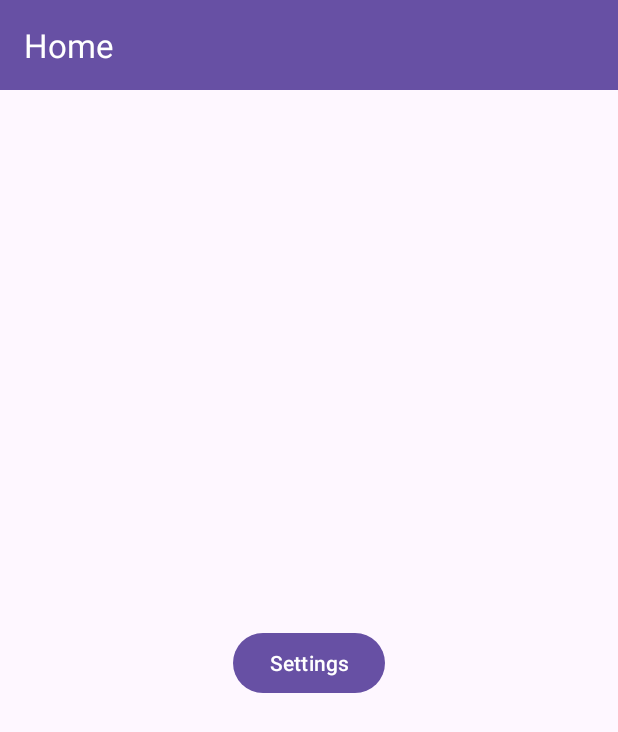
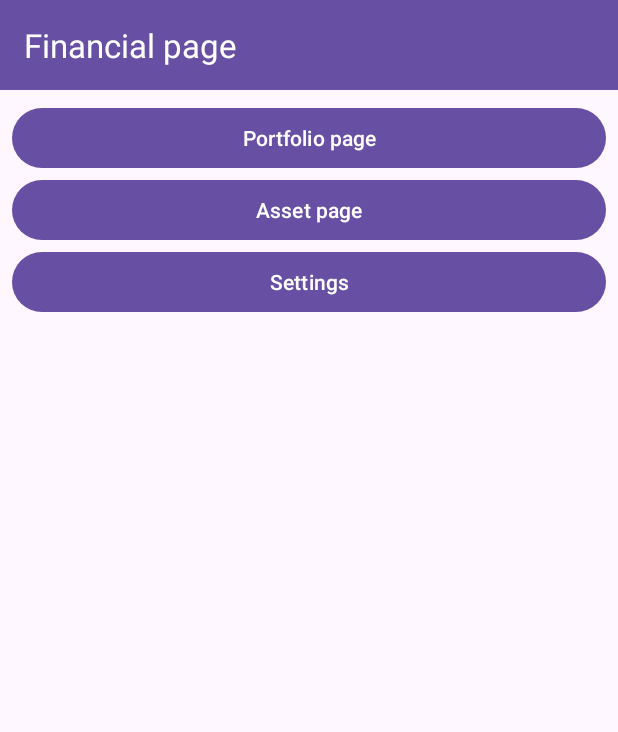
Before and after one commit to UdovikArtem/FinPortfolio, an Android app: the screen it shows after launch (MainActivity), on a phone screen of 412 x 824 dp. Shown: the top 732 px of the screen. Run offline under Robolectric (Android 15) with nearby library versions, the phone set to English and light mode, and no system bars; our stand-ins replace navigation-ui.

Commit message:
After cherry-pick

```diff
--- a/app/src/main/java/com/example/finportfolio/MainActivity.kt
+++ b/app/src/main/java/com/example/finportfolio/MainActivity.kt
@@ -7,7 +7,6 @@ import androidx.navigation.ui.setupActionBarWithNavController
 import com.example.finportfolio.databinding.ActivityMainBinding
 
 class MainActivity : AppCompatActivity() {
-
     private lateinit var binding: ActivityMainBinding
 
     override fun onCreate(savedInstanceState: Bundle?) {
@@ -18,16 +17,15 @@ class MainActivity : AppCompatActivity() {
         setSupportActionBar(binding.toolbar)
 
         val navHostFragment =
-            supportFragmentManager.findFragmentById(R.id.nav_host_fragment) as NavHostFragment
+            supportFragmentManager.findFragmentById(R.id.fragment_container) as NavHostFragment
         val navController = navHostFragment.navController
         setupActionBarWithNavController(navController)
     }
 
     override fun onSupportNavigateUp(): Boolean {
         val navHostFragment =
-            supportFragmentManager.findFragmentById(R.id.nav_host_fragment) as NavHostFragment
+            supportFragmentManager.findFragmentById(R.id.fragment_container) as NavHostFragment
         val navController = navHostFragment.navController
         return navController.navigateUp() || super.onSupportNavigateUp()
     }
-
 }
--- /dev/null
+++ b/app/src/main/java/com/example/finportfolio/entity/Asset.kt
@@ -0,0 +1,6 @@
+package com.example.finportfolio.entity
+
+data class Asset (
+    val id: Int,
+    val name: String,
+)
--- /dev/null
+++ b/app/src/main/java/com/example/finportfolio/fragments/main/MainFragment.kt
@@ -0,0 +1,41 @@
+package com.example.finportfolio.fragments.main
+
+import android.os.Bundle
+import android.view.LayoutInflater
+import android.view.View
+import android.view.ViewGroup
+import androidx.fragment.app.Fragment
+import androidx.navigation.fragment.findNavController
+import com.example.finportfolio.BaseFragment
+import com.example.finportfolio.R
+import com.example.finportfolio.databinding.FragmentMainBinding
+
+class MainFragment : BaseFragment<FragmentMainBinding>() {
+
+    override fun inflateViewBinding(
+        inflater: LayoutInflater,
+        container: ViewGroup?
+    ): FragmentMainBinding = FragmentMainBinding.inflate(inflater, container, false)
+
+    override fun onViewCreated(view: View, savedInstanceState: Bundle?) {
+        super.onViewCreated(view, savedInstanceState)
+
+        val actionPortfolio = MainFragmentDirections.actionMainFragmentToPortfolioFragment()
+        val actionAsset = MainFragmentDirections.actionMainFragmentToAssetFragment()
+        val actionSetting = MainFragmentDirections.actionMainFragmentToSettingFragment()
+
+        binding.apply {
+            buttonFragmentPortfolio.setOnClickListener {
+                findNavController().navigate(actionPortfolio)
+            }
+
+            buttonFragmentAsset.setOnClickListener {
+                findNavController().navigate(actionAsset)
+            }
+
+            buttonSettings.setOnClickListener{
+                findNavController().navigate(actionSetting)
+            }
+        }
+    }
+}
--- a/app/src/main/java/com/example/finportfolio/presentation/home/HomeFragment.kt
+++ /dev/null
@@ -1,27 +0,0 @@
-package com.example.finportfolio.presentation.home
-
-import android.os.Bundle
-import android.view.LayoutInflater
-import android.view.View
-import android.view.ViewGroup
-import androidx.navigation.fragment.findNavController
-import com.example.finportfolio.BaseFragment
-import com.example.finportfolio.databinding.FragmentHomeBinding
-
-class HomeFragment : BaseFragment<FragmentHomeBinding>() {
-
-    override fun inflateViewBinding(
-        inflater: LayoutInflater,
-        container: ViewGroup?
-    ): FragmentHomeBinding = FragmentHomeBinding.inflate(inflater, container, false)
-
-    override fun onViewCreated(view: View, savedInstanceState: Bundle?) {
-        super.onViewCreated(view, savedInstanceState)
-        val action = HomeFragmentDirections.actionHomeFragmentToSettingsFragment()
-        binding.apply {
-            buttonSettings.setOnClickListener {
-                findNavController().navigate(action)
-            }
-        }
-    }
-}
--- a/app/src/main/res/layout/activity_main.xml
+++ b/app/src/main/res/layout/activity_main.xml
@@ -1,23 +1,25 @@
+<?xml version="1.0" encoding="utf-8"?>
 <androidx.constraintlayout.widget.ConstraintLayout xmlns:android="http://schemas.android.com/apk/res/android"
     xmlns:app="http://schemas.android.com/apk/res-auto"
     xmlns:tools="http://schemas.android.com/tools"
+    android:id="@+id/main"
     android:layout_width="match_parent"
     android:layout_height="match_parent"
     tools:context=".MainActivity">
 
     <androidx.appcompat.widget.Toolbar
         android:id="@+id/toolbar"
+        app:titleTextColor="@color/white"
         android:layout_width="match_parent"
         android:layout_height="60dp"
         android:background="?attr/colorPrimary"
         android:elevation="4dp"
         app:layout_constraintEnd_toEndOf="parent"
         app:layout_constraintStart_toStartOf="parent"
-        app:layout_constraintTop_toTopOf="parent"
-        app:titleTextColor="@color/white" />
+        app:layout_constraintTop_toTopOf="parent" />
 
     <androidx.fragment.app.FragmentContainerView
-        android:id="@+id/nav_host_fragment"
+        android:id="@+id/fragment_container"
         android:name="androidx.navigation.fragment.NavHostFragment"
         android:layout_width="0dp"
         android:layout_height="0dp"
--- a/app/src/main/res/layout/fragment_home.xml
+++ /dev/null
@@ -1,17 +0,0 @@
-<?xml version="1.0" encoding="utf-8"?>
-<LinearLayout xmlns:android="http://schemas.android.com/apk/res/android"
-    xmlns:tools="http://schemas.android.com/tools"
-    android:id="@+id/home_fragment"
-    android:layout_width="match_parent"
-    android:layout_height="match_parent"
-    android:gravity="center"
-    android:orientation="vertical"
-    tools:context=".presentation.home.HomeFragment">
-
-    <Button
-        android:id="@+id/button_settings"
-        android:layout_width="wrap_content"
-        android:layout_height="wrap_content"
-        android:text="@string/settings" />
-
-</LinearLayout>
--- /dev/null
+++ b/app/src/main/res/layout/fragment_main.xml
@@ -0,0 +1,29 @@
+<?xml version="1.0" encoding="utf-8"?>
+<LinearLayout xmlns:android="http://schemas.android.com/apk/res/android"
+    xmlns:tools="http://schemas.android.com/tools"
+    android:id="@+id/main"
+    android:layout_width="match_parent"
+    android:layout_height="match_parent"
+    android:orientation="vertical"
+    android:padding="8dp"
+    tools:context=".fragments.main.MainFragment">
+
+    <Button
+        android:id="@+id/buttonFragmentPortfolio"
+        android:layout_width="match_parent"
+        android:layout_height="wrap_content"
+        android:text="@string/portfolio_page" />
+
+    <Button
+        android:id="@+id/buttonFragmentAsset"
+        android:layout_width="match_parent"
+        android:layout_height="wrap_content"
+        android:text="@string/assets_page" />
+
+    <Button
+        android:id="@+id/button_settings"
+        android:layout_width="match_parent"
+        android:layout_height="wrap_content"
+        android:text="@string/settings" />
+
+</LinearLayout>
--- a/app/src/main/res/navigation/navigation.xml
+++ b/app/src/main/res/navigation/navigation.xml
@@ -3,22 +3,36 @@
     xmlns:app="http://schemas.android.com/apk/res-auto"
     xmlns:tools="http://schemas.android.com/tools"
     android:id="@+id/navigation"
-    app:startDestination="@id/home_fragment">
+    app:startDestination="@id/mainFragment">
 
     <fragment
-        android:id="@+id/home_fragment"
-        android:name="com.example.finportfolio.presentation.home.HomeFragment"
-        android:label="Home"
-        tools:layout="@layout/fragment_home">
+        android:id="@+id/mainFragment"
+        android:name="com.example.finportfolio.fragments.main.MainFragment"
+        android:label="@string/financial_portfolio"
+        tools:layout="@layout/fragment_main" >
         <action
-            android:id="@+id/action_homeFragment_to_settingsFragment"
-            app:destination="@id/settings_fragment" />
+            android:id="@+id/action_mainFragment_to_portfolioFragment"
+            app:destination="@id/portfolioFragment" />
+        <action
+            android:id="@+id/action_mainFragment_to_assetFragment"
+            app:destination="@id/assetFragment" />
+        <action
+            android:id="@+id/action_mainFragment_to_settingFragment"
+            app:destination="@id/settingFragment" />
     </fragment>
-
     <fragment
-        android:id="@+id/settings_fragment"
+        android:id="@+id/portfolioFragment"
+        android:name="com.example.finportfolio.fragments.portfolio.PortfolioFragment"
+        android:label="@string/portfolio_page"
+        tools:layout="@layout/fragment_portfolio" />
+    <fragment
+        android:id="@+id/assetFragment"
+        android:name="com.example.finportfolio.fragments.assets.AssetFragment"
+        android:label="@string/assets_page"
+        tools:layout="@layout/fragment_asset" />
+    <fragment
+        android:id="@+id/settingFragment"
         android:name="com.example.finportfolio.data.setting.SettingFragment"
-        android:label="Settings"
+        android:label="@string/settings"
         tools:layout="@layout/fragment_setting" />
-
 </navigation>
--- a/app/src/main/res/values/strings.xml
+++ b/app/src/main/res/values/strings.xml
@@ -1,10 +1,12 @@
 <resources>
     <string name="app_name">FinPortfolio</string>
-    <!-- TODO: Remove or change this placeholder text -->
     <string name="hello_blank_fragment">Hello blank fragment</string>
     <string name="settings">Settings</string>
     <string name="save">Save</string>
     <string name="default_currency">Default Currency</string>
+    <string name="assets_page">Asset page</string>
+    <string name="portfolio_page">Portfolio page</string>
+    <string name="financial_portfolio">Financial page</string>
     <string-array name="currency_array">
         <item>USD</item>
         <item>EUR</item>
```
Also changed, not shown: app/src/main/java/com/example/finportfolio/fragments/assets/AssetFragment.kt (added, +28 -0 lines), app/src/main/java/com/example/finportfolio/fragments/portfolio/PortfolioFragment.kt (added, +14 -0 lines), app/src/main/java/com/example/finportfolio/repository/AssetRepository.kt (added, +31 -0 lines), app/src/main/java/com/example/finportfolio/rv/AssetAdapter.kt (added, +34 -0 lines), app/src/main/java/com/example/finportfolio/rv/AssetDiffCallback.kt (added, +22 -0 lines), app/src/main/java/com/example/finportfolio/rv/AssetViewHolder.kt (added, +14 -0 lines), app/src/main/res/layout/fragment_asset.xml (added, +17 -0 lines), app/src/main/res/layout/fragment_portfolio.xml (added, +10 -0 lines), app/src/main/res/layout/item_asset.xml (added, +22 -0 lines).
